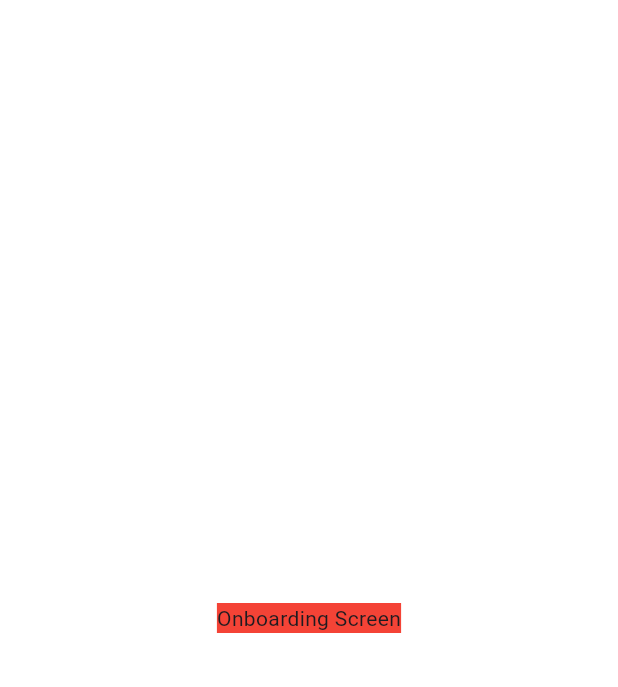
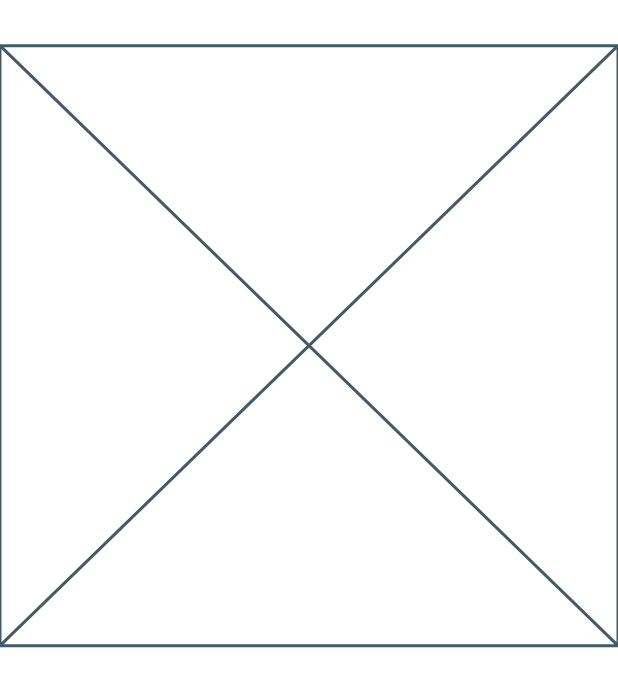
Before and after one commit to Roomero-Ammar/doc_app, a Flutter app: the screen it shows after launch, on a phone screen of 412 x 824 dp. Shown: the top 687 px of the screen. Run offline on Flutter 3.47's test engine with Material 3 defaults, Android fonts, the light colour scheme and no system bars; our stand-ins replace flutter_screenutil.

Commit message:
Add new assets and update onboarding screen
Added new image and SVG assets for the application, including doctor images, patterns, logos, and icons. Updated the onboarding screen to include a new widget for displaying the doctor logo and name. Also, added navigation and string extensions for better utility functions.

```diff
--- a/lib/features/onboarding/onboarding_screen.dart
+++ b/lib/features/onboarding/onboarding_screen.dart
@@ -1,4 +1,6 @@
+import 'package:doctors_speciality/features/onboarding/widgets/doc_logo_and_name.dart';
 import 'package:flutter/material.dart';
+import 'package:flutter_screenutil/flutter_screenutil.dart';
 
 class OnboardingScreen extends StatelessWidget {
   const OnboardingScreen({super.key});
@@ -6,8 +8,17 @@ class OnboardingScreen extends StatelessWidget {
   @override
   Widget build(BuildContext context) {
     return Scaffold(
-      body: Center(
-        child: Container(color: Colors.red, child: Text('Onboarding Screen')),
+      body: SafeArea(
+        child: SingleChildScrollView(
+          child: Padding(
+            padding:  EdgeInsets.only(top: 30.h , bottom: 30.h ),
+            child: Column(
+              children: [
+                DocLogoAndName(),
+              ],
+            ),
+          ),
+        ),
       ),
     );
   }
--- /dev/null
+++ b/lib/features/onboarding/widgets/doc_logo_and_name.dart
@@ -0,0 +1,10 @@
+import 'package:flutter/material.dart';
+
+class DocLogoAndName extends StatelessWidget {
+  const DocLogoAndName({super.key});
+
+  @override
+  Widget build(BuildContext context) {
+    return const Placeholder();
+  }
+}
```
Also changed, not shown: lib/core/helpers/app_images.dart (added, +19 -0 lines), lib/core/helpers/extentsions.dart (added, +28 -0 lines), assets/images/doctor.png (added), assets/images/home_blue_pattern.png (added), assets/images/onboarding_doctor.png (added), assets/images/splash.png (added), assets/images/splash_android12_logo.png (added), assets/svgs/docdoc_logo.svg (added), assets/svgs/docdoc_logo_low_opacity.svg (added), assets/svgs/general_speciality.svg (added), assets/svgs/notifications.svg (added).
